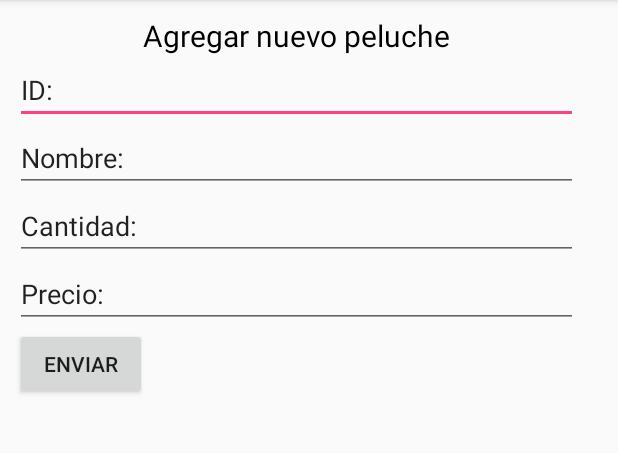
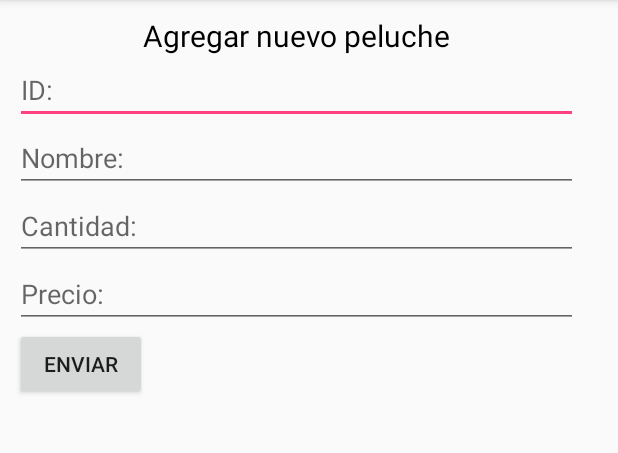
Before and after one commit to nestorcalvo/Peluchitos, an Android app: the fragment DeleteFragment placed in its activity, after a tap on "Agregar", on a phone screen of 412 x 824 dp, the part 84-537 px from its top. Run offline under Robolectric (Android 15) with nearby library versions, the phone set to English and light mode, and no system bars; 2 other taps on this screen came first.

Commit message:
***Peluchitos***
Communication between fragment and Main Activity.

Correct delivery of the object list to another fragment.

```diff
--- a/app/src/main/java/com/nestorcalvo/peluchitos/DeleteFragment.kt
+++ b/app/src/main/java/com/nestorcalvo/peluchitos/DeleteFragment.kt
@@ -1,22 +1,61 @@
 package com.nestorcalvo.peluchitos
 
 
+import android.content.Context
 import android.os.Bundle
+import android.util.Log
 import androidx.fragment.app.Fragment
 import android.view.LayoutInflater
 import android.view.View
 import android.view.ViewGroup
+import android.widget.Toast
+import kotlinx.android.synthetic.main.fragment_add.view.*
+import kotlinx.android.synthetic.main.fragment_delete.view.*
+import kotlinx.android.synthetic.main.fragment_search.view.*
+import java.lang.ClassCastException
 
 
-class DeleteFragment : Fragment() {
-
+class DeleteFragment : Fragment(){
+    var lista = arrayListOf<PeluchesClass>()
+    var interfaz: comunicador? = null
+    private var NotFound:Boolean = true
     override fun onCreateView(
         inflater: LayoutInflater, container: ViewGroup?,
         savedInstanceState: Bundle?
     ): View? {
         // Inflate the layout for this fragment
-        return inflater.inflate(R.layout.fragment_delete, container, false)
+        var view = inflater.inflate(R.layout.fragment_delete, container, false)
+        view.bnDelete.setOnClickListener{
+            if (arguments != null) {
+                lista = arguments!!.getParcelableArrayList<PeluchesClass>("lista") as ArrayList<PeluchesClass>
+            }
+            val buscar = view.edNombreDelete.text.toString()
+
+            for (index in 0 until lista.size step 1) {
+                if (lista[index].nombre == buscar){
+                    Toast.makeText(context,"Su peluche ha sido eliminado exitosamente", Toast.LENGTH_LONG).show()
+                    interfaz?.removerDatos(index)
+                    NotFound = false
+                    view.edNombreDelete.setText("")
+                    break
+                }
+            }
+
+            if (NotFound) {
+                Toast.makeText(context, "No se encontró ningun peluche con ese nombre", Toast.LENGTH_SHORT).show()
+            }
+        }
+        return view
     }
 
+    override fun onAttach(context: Context?) {
+        super.onAttach(context)
+        try {
+            interfaz = context!! as comunicador
+        } catch (e: ClassCastException) {
+            Log.d("exception", e.toString())
+
+        }
+    }
 
 }
--- a/app/src/main/java/com/nestorcalvo/peluchitos/MainActivity.kt
+++ b/app/src/main/java/com/nestorcalvo/peluchitos/MainActivity.kt
@@ -10,13 +10,14 @@ import com.google.android.material.navigation.NavigationView
 import androidx.appcompat.app.AppCompatActivity
 import androidx.appcompat.widget.Toolbar
 import android.view.Menu
+import androidx.fragment.app.Fragment
 import androidx.fragment.app.FragmentManager
 import androidx.fragment.app.FragmentTransaction
-import kotlinx.android.synthetic.main.fragment_add.*
+import kotlinx.android.synthetic.main.fragment_search.*
 
-class MainActivity : AppCompatActivity(), NavigationView.OnNavigationItemSelectedListener {
+class MainActivity : AppCompatActivity(), NavigationView.OnNavigationItemSelectedListener, comunicador {
 
-    //private var PeluchesList: ArrayList<PeluchesClass>? = null
+    private var PeluchesList = mutableListOf<PeluchesClass>()
 
     override fun onCreate(savedInstanceState: Bundle?) {
 
@@ -36,6 +37,10 @@ class MainActivity : AppCompatActivity(), NavigationView.OnNavigationItemSelecte
         toggle.syncState()
 
         navView.setNavigationItemSelectedListener(this)
+        val manager:FragmentManager = supportFragmentManager
+        val transition:FragmentTransaction = manager.beginTransaction()
+        val addFragment = AddFragment()
+        transition.replace(R.id.fragmentLayout,addFragment).commit()
 
     }
 
@@ -82,12 +87,14 @@ class MainActivity : AppCompatActivity(), NavigationView.OnNavigationItemSelecte
                 val manager:FragmentManager = supportFragmentManager
                 val transition:FragmentTransaction = manager.beginTransaction()
                 val searchFragment = SearchFragment()
+                sendArguments(searchFragment)
                 transition.replace(R.id.fragmentLayout,searchFragment).commit()
             }
             R.id.nav_delete -> {
                 val manager:FragmentManager = supportFragmentManager
                 val transition:FragmentTransaction = manager.beginTransaction()
                 val deleteFragment = DeleteFragment()
+                sendArguments(deleteFragment)
                 transition.replace(R.id.fragmentLayout,deleteFragment).commit()
 
             }
@@ -95,7 +102,7 @@ class MainActivity : AppCompatActivity(), NavigationView.OnNavigationItemSelecte
                 val manager:FragmentManager = supportFragmentManager
                 val transition:FragmentTransaction = manager.beginTransaction()
                 val inventoryFragment = InventoryFragment()
-
+                sendArguments(inventoryFragment)
                 transition.replace(R.id.fragmentLayout,inventoryFragment).commit()
             }
 
@@ -105,24 +112,25 @@ class MainActivity : AppCompatActivity(), NavigationView.OnNavigationItemSelecte
         return true
     }
 
-    /*override fun enviarDatos(ID:String, nombre: String, cantidad:String, precio:String) {
-        val args = Bundle()
-        args.putString("ID", ID)
-        args.putString("nombre", nombre)
-        args.putString("cantidad", cantidad)
-        args.putString("precio", precio)
+    override fun guardarDatos(ID: String, nombre: String, cantidad: Int, precio: Int) {
 
-        val manager: FragmentManager = supportFragmentManager
-        val transaction: FragmentTransaction = manager.beginTransaction()
-        var fragmento = InventoryFragment()
-        fragmento.arguments = args
-        transaction.replace(R.id.fragmentLayout, fragmento).commit()
-    }*/
+        val peluche = PeluchesClass(ID,nombre,cantidad,precio)
+        PeluchesList.add(peluche)
 
-    /*override fun guardarDatos(ID: String, nombre: String, cantidad: Int, precio: Int) {
-        PeluchesList!!.add(PeluchesClass(ID,nombre,cantidad,precio))
-        print(PeluchesList)
-    }*/
+    }
+
+    override fun removerDatos(index: Int) {
+        PeluchesList.removeAt(index)
+        Log.d("Eliminado", "Valor eliminado de la lista")
+        Log.d("Tamaño", PeluchesList.size.toString())
+    }
+    private fun sendArguments(fragment: Fragment) {
+        var args = Bundle()
+        var lista :ArrayList<PeluchesClass> = PeluchesList as ArrayList<PeluchesClass>
+        args.putParcelableArrayList("lista", lista)
+        fragment.arguments = args
+    }
+
 
 
 }
--- a/app/src/main/java/com/nestorcalvo/peluchitos/comunicador.kt
+++ b/app/src/main/java/com/nestorcalvo/peluchitos/comunicador.kt
@@ -2,6 +2,6 @@ package com.nestorcalvo.peluchitos
 
 
 interface comunicador {
-    fun enviarDatos(ID:String, nombre:String, cantidad:String, precio:String)
     fun guardarDatos(ID:String, nombre:String, cantidad:Int, precio:Int)
+    fun removerDatos(index:Int)
 }
--- a/app/src/main/res/layout/fragment_add.xml
+++ b/app/src/main/res/layout/fragment_add.xml
@@ -6,6 +6,7 @@
               android:orientation="vertical"
               android:padding="10dp"
               tools:context=".AddFragment">
+
     <TextView android:layout_width="match_parent" android:layout_height="wrap_content"
               android:gravity="center"
               android:text="@string/tvadd"
@@ -17,22 +18,22 @@
             android:layout_width="match_parent" android:layout_height="wrap_content"
             android:id="@+id/edID"
             android:inputType="number"
-            android:text="@string/edID"/>
+            android:hint="@string/edID"/>
     <EditText
             android:layout_width="match_parent" android:layout_height="wrap_content"
             android:id="@+id/edNombre"
 
-            android:text="@string/edNombre"/>
+            android:hint="@string/edNombre" android:inputType="textPersonName"/>
     <EditText
             android:layout_width="match_parent" android:layout_height="wrap_content"
             android:id="@+id/edCantidad"
             android:inputType="number"
-            android:text="@string/edCantidad"/>
+            android:hint="@string/edCantidad"/>
     <EditText
             android:layout_width="match_parent" android:layout_height="wrap_content"
             android:id="@+id/edPrecio"
             android:inputType="numberDecimal"
-            android:text="@string/edPrecio"/>
+            android:hint="@string/edPrecio"/>
     <Button android:layout_width="wrap_content" android:layout_height="wrap_content"
             android:gravity="center"
             android:text="@string/enviar"
--- a/app/src/main/res/layout/fragment_delete.xml
+++ b/app/src/main/res/layout/fragment_delete.xml
@@ -16,7 +16,7 @@
     <EditText
             android:layout_width="match_parent" android:layout_height="wrap_content"
             android:id="@+id/edNombreDelete"
-            android:text="@string/edNombre"
+            android:hint="@string/edNombre"
     />
     <Button android:layout_width="wrap_content" android:layout_height="wrap_content"
             android:layout_gravity="center"
--- a/app/src/main/res/layout/fragment_search.xml
+++ b/app/src/main/res/layout/fragment_search.xml
@@ -17,10 +17,11 @@
     <EditText
             android:layout_width="match_parent" android:layout_height="wrap_content"
             android:id="@+id/edNombreSearch"
-            android:text="@string/edNombre"/>
+            android:hint="@string/edNombre"/>
     <Button android:layout_width="wrap_content" android:layout_height="wrap_content"
             android:layout_gravity="center"
             android:text="@string/buscar"
             android:id="@+id/bnSearch"/>
 
+
 </LinearLayout>
--- a/app/src/main/res/menu/navigation.xml
+++ b/app/src/main/res/menu/navigation.xml
@@ -4,5 +4,6 @@
     <item android:id="@+id/action_settings"
           android:title="@string/action_settings"
           android:orderInCategory="100"
-          app:showAsAction="never"/>
+          app:showAsAction="never"
+    />
 </menu>
```
Also changed, not shown: app/src/main/java/com/nestorcalvo/peluchitos/AddFragment.kt (+29 -10 lines), app/src/main/java/com/nestorcalvo/peluchitos/InventoryFragment.kt (+7 -2 lines), app/src/main/java/com/nestorcalvo/peluchitos/SearchFragment.kt (+30 -1 lines).
